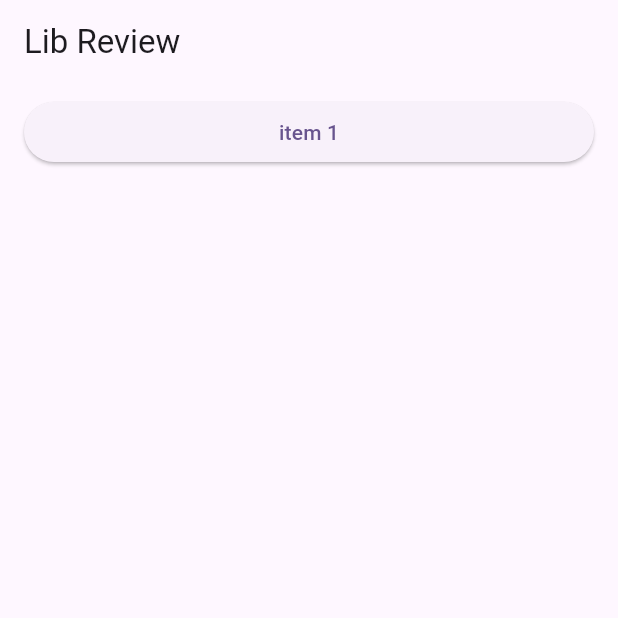
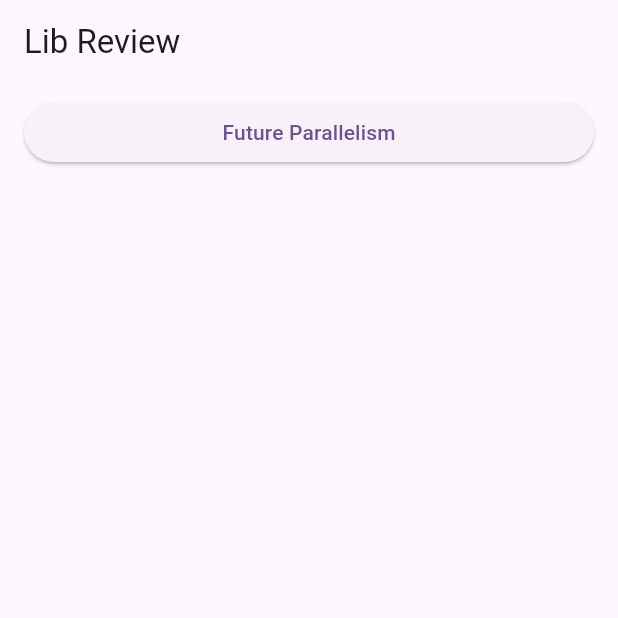
Before and after one commit to kokowilly/flutter-libreview, a Flutter app: the screen it shows after launch, on a phone screen of 412 x 824 dp, the top half of it. Run offline on Flutter 3.47's test engine with Material 3 defaults, Android fonts, the phone set to English and light mode, and no system bars; our stand-ins replace flutter_bloc.

Commit message:
add first page name

```diff
--- a/lib/home/home_page.dart
+++ b/lib/home/home_page.dart
@@ -5,7 +5,7 @@ class HomePage extends StatelessWidget {
   HomePage({super.key});
 
   final List<Item> items = [
-    Item("item 1", () => ThreadPage()),
+    Item("Future Parallelism", () => ThreadPage()),
   ];
 
   @override
```
